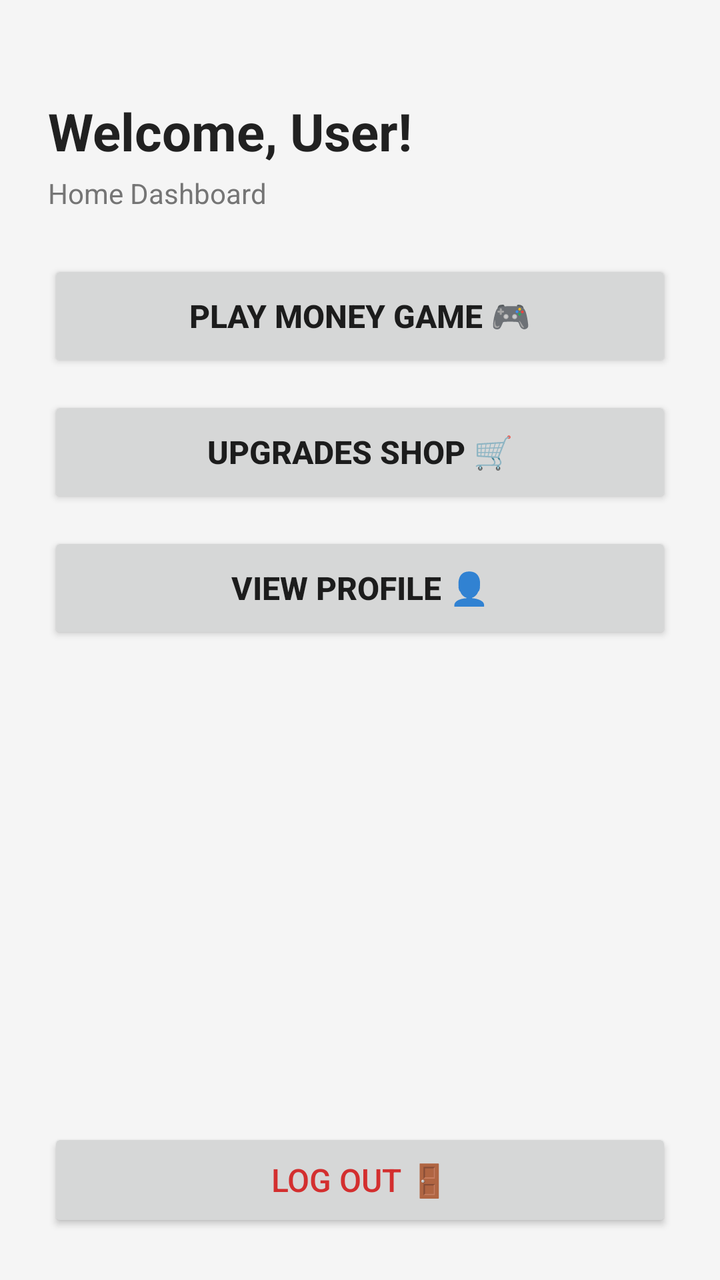
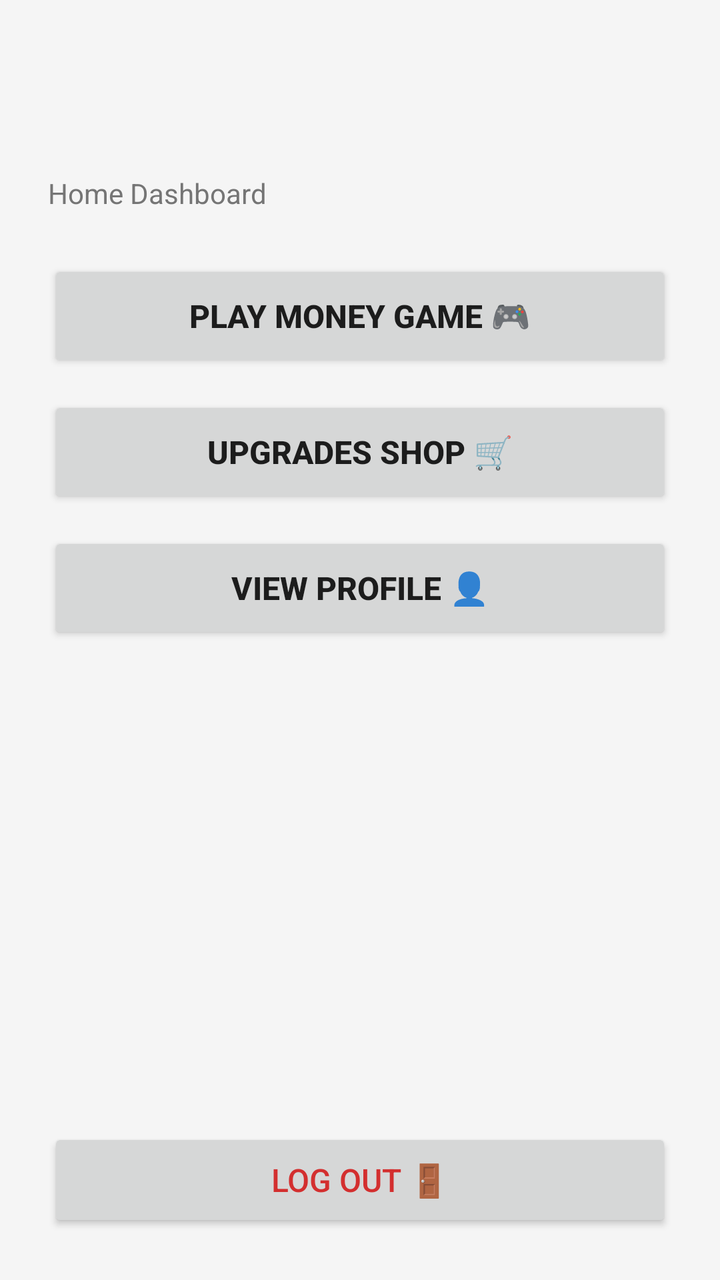

Compare the two renders of this Android layout. The source of the first and the diff that turns it into the second are given below.
<!-- AndroidManifest.xml: application theme Theme.Game -->
<!-- res/layout/activity_home.xml -->
<?xml version="1.0" encoding="utf-8"?>
<LinearLayout xmlns:android="http://schemas.android.com/apk/res/android"
    android:layout_width="match_parent"
    android:layout_height="match_parent"
    android:orientation="vertical"
    android:padding="24dp"
    android:background="#F5F5F5">

    <TextView
        android:id="@+id/tvWelcomeUser"
        android:layout_width="wrap_content"
        android:layout_height="wrap_content"
        android:text="Welcome, User!"
        android:textSize="26sp"
        android:textStyle="bold"
        android:textColor="#212121"
        android:layout_marginTop="24dp"
        android:layout_marginBottom="4dp" />

    <TextView
        android:layout_width="wrap_content"
        android:layout_height="wrap_content"
        android:text="Home Dashboard"
        android:textSize="14sp"
        android:textColor="#757575"
        android:layout_marginBottom="24dp" />

    <ScrollView
        android:layout_width="match_parent"
        android:layout_height="0dp"
        android:layout_weight="1"
        android:layout_marginBottom="16dp">

        <LinearLayout
            android:layout_width="match_parent"
            android:layout_height="wrap_content"
            android:orientation="vertical">

            <Button
                android:id="@+id/btnPlayGame"
                android:layout_width="match_parent"
                android:layout_height="56dp"
                android:text="PLAY MONEY GAME 🎮"
                android:textSize="16sp"
                android:textStyle="bold"
                android:layout_marginBottom="12dp" />

            <Button
                android:id="@+id/btnOpenShop"
                android:layout_width="match_parent"
                android:layout_height="56dp"
                android:text="UPGRADES SHOP 🛒"
                android:textSize="16sp"
                android:textStyle="bold"
                android:layout_marginBottom="12dp" />

            <Button
                android:id="@+id/btnGoToProfile"
                android:layout_width="match_parent"
                android:layout_height="56dp"
                android:text="VIEW PROFILE 👤"
                android:textSize="16sp"
                android:textStyle="bold"
                android:layout_marginBottom="12dp" />

        </LinearLayout>
    </ScrollView>

    <Button
        android:id="@+id/btnLogout"
        android:layout_width="match_parent"
        android:layout_height="52dp"
        android:text="LOG OUT 🚪"
        android:textSize="16sp"
        android:textColor="#D32F2F" />

</LinearLayout>
<!-- resources referenced by this layout -->
<resources>
  <style name="Theme.Game" parent="android:Theme.Material.Light.NoActionBar" />
</resources>

<!-- the commit's change to res/layout/activity_home.xml (unified diff, before → after) -->
@@ -10,7 +10,6 @@
         android:id="@+id/tvWelcomeUser"
         android:layout_width="wrap_content"
         android:layout_height="wrap_content"
-        android:text="Welcome, User!"
         android:textSize="26sp"
         android:textStyle="bold"
         android:textColor="#212121"
@@ -20,7 +19,7 @@
     <TextView
         android:layout_width="wrap_content"
         android:layout_height="wrap_content"
-        android:text="Home Dashboard"
+        android:text="@string/home_dashboard_subtitle"
         android:textSize="14sp"
         android:textColor="#757575"
         android:layout_marginBottom="24dp" />
@@ -40,7 +39,7 @@
                 android:id="@+id/btnPlayGame"
                 android:layout_width="match_parent"
                 android:layout_height="56dp"
-                android:text="PLAY MONEY GAME 🎮"
+                android:text="@string/btn_play_money_game"
                 android:textSize="16sp"
                 android:textStyle="bold"
                 android:layout_marginBottom="12dp" />
@@ -49,7 +48,7 @@
                 android:id="@+id/btnOpenShop"
                 android:layout_width="match_parent"
                 android:layout_height="56dp"
-                android:text="UPGRADES SHOP 🛒"
+                android:text="@string/btn_upgrades_shop"
                 android:textSize="16sp"
                 android:textStyle="bold"
                 android:layout_marginBottom="12dp" />
@@ -58,7 +57,7 @@
                 android:id="@+id/btnGoToProfile"
                 android:layout_width="match_parent"
                 android:layout_height="56dp"
-                android:text="VIEW PROFILE 👤"
+                android:text="@string/btn_view_profile"
                 android:textSize="16sp"
                 android:textStyle="bold"
                 android:layout_marginBottom="12dp" />
@@ -70,7 +69,7 @@
         android:id="@+id/btnLogout"
         android:layout_width="match_parent"
         android:layout_height="52dp"
-        android:text="LOG OUT 🚪"
+        android:text="@string/btn_log_out"
         android:textSize="16sp"
         android:textColor="#D32F2F" />
 
<!-- resource entries referenced after the edit -->
@@ -1,5 +1,10 @@
 <!-- resources referenced by this layout -->
 <resources>
+  <string name="btn_log_out">LOG OUT 🚪</string>
+  <string name="btn_play_money_game">PLAY MONEY GAME 🎮</string>
+  <string name="btn_upgrades_shop">UPGRADES SHOP 🛒</string>
+  <string name="btn_view_profile">VIEW PROFILE 👤</string>
+  <string name="home_dashboard_subtitle">Home Dashboard</string>
   <style name="Theme.Game" parent="android:Theme.Material.Light.NoActionBar" />
 </resources>
 
